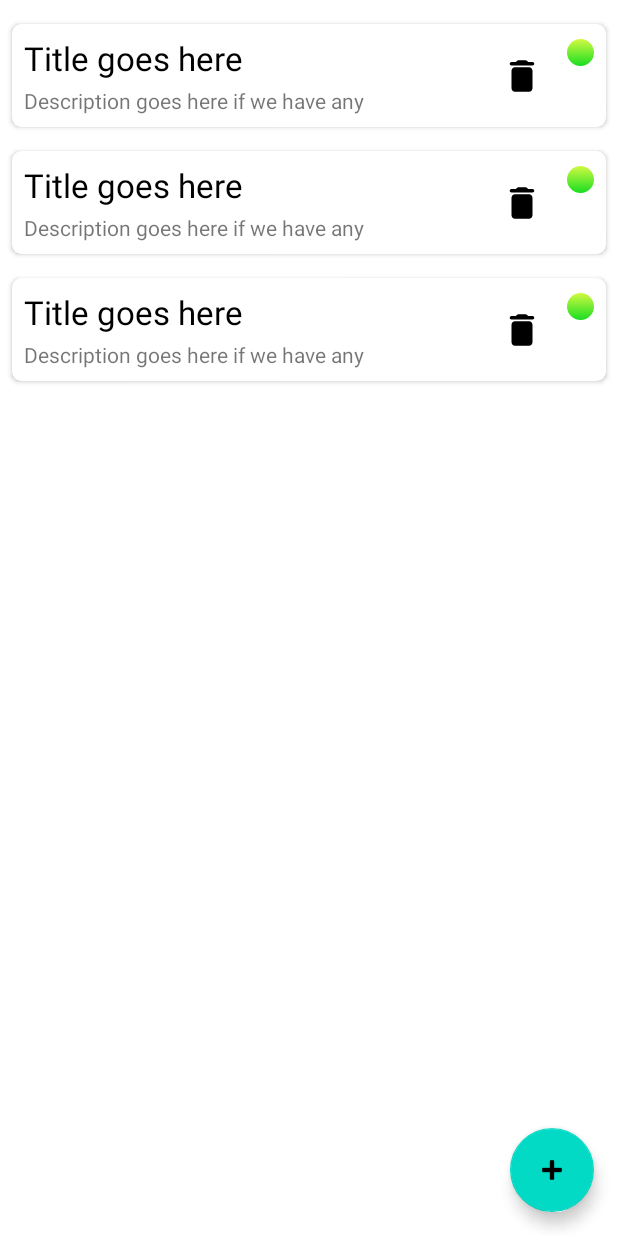
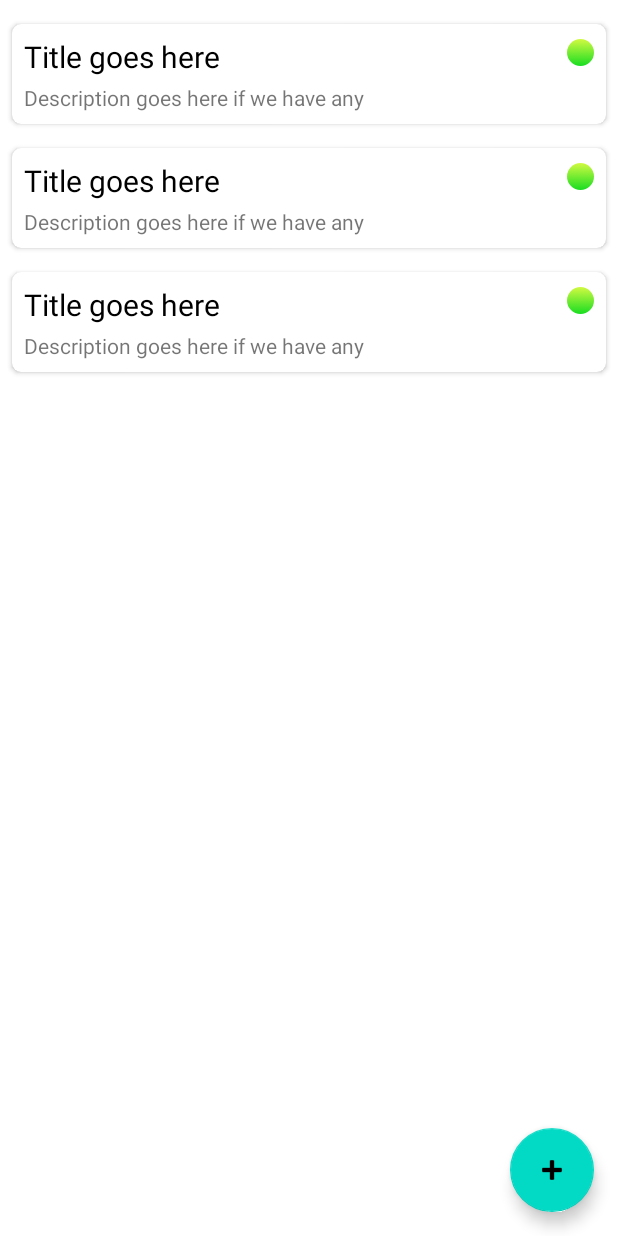
Before and after one commit to Sarabyeet/ToGet, an Android app: the layout fragment_home.xml on its own in the app's theme, with its tools: preview values and no code run, on a phone screen of 412 x 824 dp. Run offline under Robolectric (Android 15) with nearby library versions, the phone set to English and light mode, and no system bars; plain views replace EpoxyRecyclerView.

Commit message:
- Added the functionality to swipe and delete an Item with Epoxy in HomeFragment.kt - Added a undo button for deleted item, fixed the issue where FAB in HomeFragment.kt cuts snack-bar in HomeFragment.kt - Added the live data to show snack-bar once an item is added - Improved UX - Delete the trash can icon for deleting an item

```diff
--- a/app/src/main/java/com/sarabyeet/toget/arch/ToGetViewModel.kt
+++ b/app/src/main/java/com/sarabyeet/toget/arch/ToGetViewModel.kt
@@ -16,6 +16,8 @@ class ToGetViewModel : ViewModel() {
     private var _itemListLiveData = MutableLiveData<List<ItemEntity>>()
     val itemListLiveData: LiveData<List<ItemEntity>> = _itemListLiveData
 
+    val transactionLiveData = MutableLiveData<Boolean>()
+
     fun init(appDatabase: AppDatabase) {
         itemRepository = ToGetRepository(appDatabase)
 
@@ -30,6 +32,7 @@ class ToGetViewModel : ViewModel() {
         viewModelScope.launch {
             itemRepository.insertItem(itemEntity)
         }
+
     }
 
     fun deleteItem(itemEntity: ItemEntity) {
--- a/app/src/main/java/com/sarabyeet/toget/ui/ItemEntityActions.kt
+++ b/app/src/main/java/com/sarabyeet/toget/ui/ItemEntityActions.kt
@@ -3,6 +3,5 @@ package com.sarabyeet.toget.ui
 import com.sarabyeet.toget.db.model.ItemEntity
 
 interface ItemEntityActions {
-    fun onDeleteItemEntity(item: ItemEntity)
     fun onBumpPriority(item:ItemEntity)
 }
--- a/app/src/main/res/layout/fragment_home.xml
+++ b/app/src/main/res/layout/fragment_home.xml
@@ -17,6 +17,10 @@
         app:layout_constraintTop_toTopOf="parent"
         tools:listitem="@layout/model_item_entity" />
 
+    <androidx.coordinatorlayout.widget.CoordinatorLayout
+        android:layout_width="match_parent"
+        android:layout_height="match_parent"
+        android:id="@+id/clayout">
     <com.google.android.material.floatingactionbutton.FloatingActionButton
         android:id="@+id/fab"
         android:layout_width="wrap_content"
@@ -27,6 +31,7 @@
         android:src="@android:drawable/ic_input_add"
         app:layout_constraintBottom_toBottomOf="parent"
         app:layout_constraintEnd_toEndOf="parent" />
+    </androidx.coordinatorlayout.widget.CoordinatorLayout>
 
 
 </androidx.constraintlayout.widget.ConstraintLayout>
--- a/app/src/main/res/layout/model_item_entity.xml
+++ b/app/src/main/res/layout/model_item_entity.xml
@@ -16,26 +16,30 @@
 
         <androidx.appcompat.widget.AppCompatTextView
             android:id="@+id/titleTextView"
-            android:layout_width="wrap_content"
+            android:layout_width="0dp"
             android:layout_height="wrap_content"
             android:layout_margin="8dp"
             android:textColor="?colorOnSurface"
-            android:textSize="22sp"
+            android:textSize="20sp"
+            app:layout_constraintEnd_toStartOf="@+id/priorityTextView"
             app:layout_constraintStart_toStartOf="parent"
             app:layout_constraintTop_toTopOf="parent"
             tools:text="Title goes here" />
 
         <androidx.appcompat.widget.AppCompatTextView
             android:id="@+id/descriptionTextView"
-            android:layout_width="wrap_content"
+            android:layout_width="0dp"
             android:layout_height="wrap_content"
             android:layout_marginHorizontal="8dp"
             android:layout_marginTop="4dp"
             android:layout_marginBottom="8dp"
             android:textSize="14sp"
             app:layout_constraintBottom_toBottomOf="parent"
+            app:layout_constraintEnd_toStartOf="@+id/priorityTextView"
+            app:layout_constraintHorizontal_bias="0.0"
             app:layout_constraintStart_toStartOf="parent"
             app:layout_constraintTop_toBottomOf="@id/titleTextView"
+            android:maxLines="5"
             tools:text="Description goes here if we have any" />
 
         <TextView
@@ -50,15 +54,6 @@
             app:layout_constraintTop_toTopOf="parent"
             app:layout_constraintVertical_bias="0.2" />
 
-        <androidx.appcompat.widget.AppCompatImageView
-            android:id="@+id/deleteButton"
-            android:layout_width="28dp"
-            android:layout_height="28dp"
-            android:layout_marginEnd="16dp"
-            app:layout_constraintBottom_toBottomOf="parent"
-            app:layout_constraintEnd_toStartOf="@id/priorityTextView"
-            app:layout_constraintTop_toTopOf="parent"
-            app:srcCompat="@drawable/ic_delete_24" />
 
 
     </androidx.constraintlayout.widget.ConstraintLayout>
```
Also changed, not shown: app/src/main/java/com/sarabyeet/toget/db/dao/ItemDao.kt (+3 -6 lines), app/src/main/java/com/sarabyeet/toget/ui/MainActivity.kt (+5 -2 lines), app/src/main/java/com/sarabyeet/toget/ui/fragments/add/AddItemFragment.kt (+33 -1 lines), app/src/main/java/com/sarabyeet/toget/ui/fragments/home/HomeEpoxyController.kt (+3 -5 lines), app/src/main/java/com/sarabyeet/toget/ui/fragments/home/HomeFragment.kt (+33 -3 lines).
